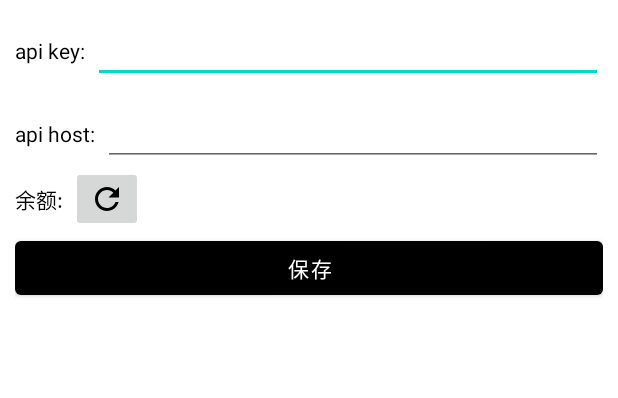
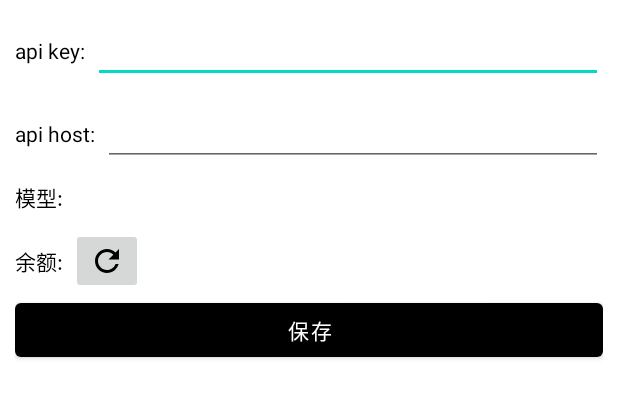
Before and after one commit to nichem/ChatGPT-For-Android, an Android app: the layout dialog_setting.xml on its own in the app's theme, with its tools: preview values and no code run, on a phone screen of 412 x 824 dp. Shown: the top 398 px of the screen. Run offline under Robolectric (Android 15) with nearby library versions, the phone set to English and light mode, and no system bars.

Commit message:
增加选择模型的功能

```diff
--- a/app/src/main/java/com/example/chatgpt2/MainActivity.kt
+++ b/app/src/main/java/com/example/chatgpt2/MainActivity.kt
@@ -47,6 +47,7 @@ class MainActivity : AppCompatActivity() {
         binding.btnSetting.setOnClickListener {
             showSetting {
                 openAI = OpenAI(RepUtils.apiKey, RepUtils.apiHost)
+                binding.tvModel.text = RepUtils.modelString
             }
         }
 
@@ -81,6 +82,7 @@ class MainActivity : AppCompatActivity() {
             }
         }
         binding.rv.itemAnimator = null
+        binding.tvModel.text = RepUtils.modelString
     }
 
     private suspend fun refresh() {
@@ -114,7 +116,7 @@ class MainActivity : AppCompatActivity() {
     private suspend fun generateResult(messages: MutableList<ChatMessage>) {
         val request = ChatRequest.builder()
             .messages(messages)
-            .model(ChatModel.GPT_3_5_TURBO_0613.string)
+            .model(RepUtils.modelString)
             .build()
         adapter.addData("".toAssistantMessage())
         var isGenerateFinish = false
--- a/app/src/main/res/layout/dialog_setting.xml
+++ b/app/src/main/res/layout/dialog_setting.xml
@@ -53,6 +53,29 @@
         android:layout_width="match_parent"
         android:layout_height="wrap_content"
         android:gravity="center_vertical"
+        android:orientation="horizontal"
+        android:paddingVertical="10dp">
+
+        <TextView
+            android:layout_width="wrap_content"
+            android:layout_height="wrap_content"
+            android:layout_marginRight="5dp"
+            android:text="模型:"
+            android:textColor="@color/black" />
+
+        <TextView
+            android:id="@+id/tvModel"
+            android:layout_width="wrap_content"
+            android:layout_height="wrap_content"
+            android:clickable="true"
+            android:focusable="true"
+            android:textColor="@color/black" />
+    </LinearLayout>
+
+    <LinearLayout
+        android:layout_width="match_parent"
+        android:layout_height="wrap_content"
+        android:gravity="center_vertical"
         android:orientation="horizontal">
 
         <TextView
```
Also changed, not shown: app/src/main/java/com/example/chatgpt2/utils/RepUtils.kt (+18 -0 lines), app/src/main/java/com/example/chatgpt2/view/SettingDialog.kt (+14 -0 lines), app/src/main/res/layout/activity_main.xml (+8 -1 lines).
